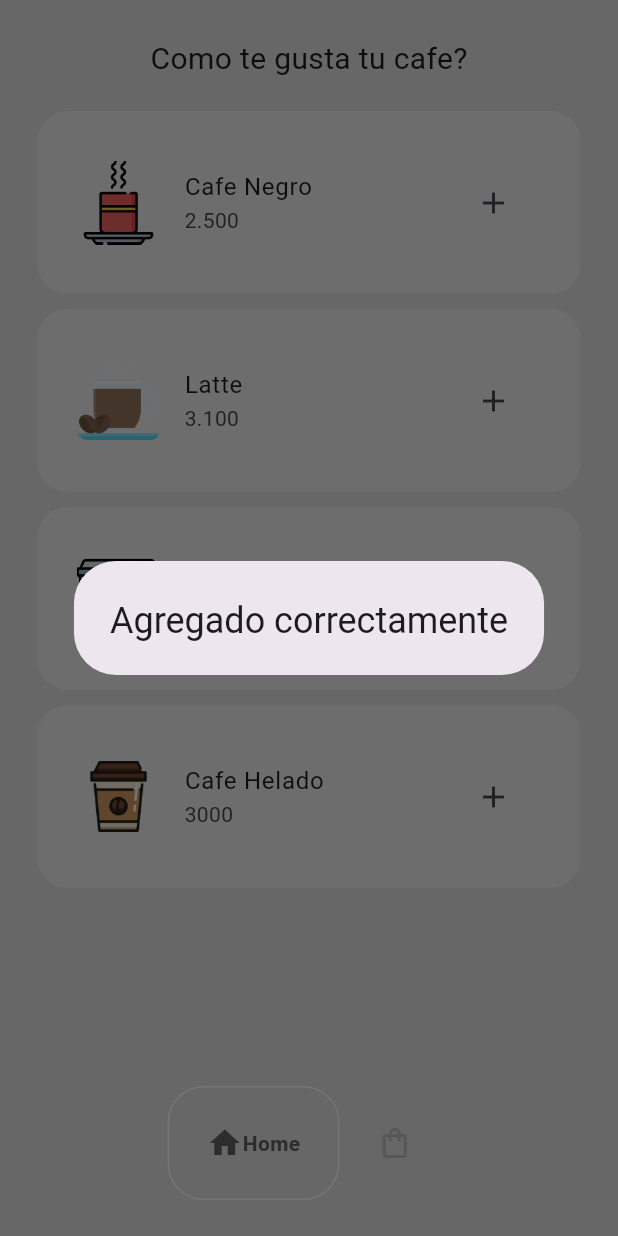
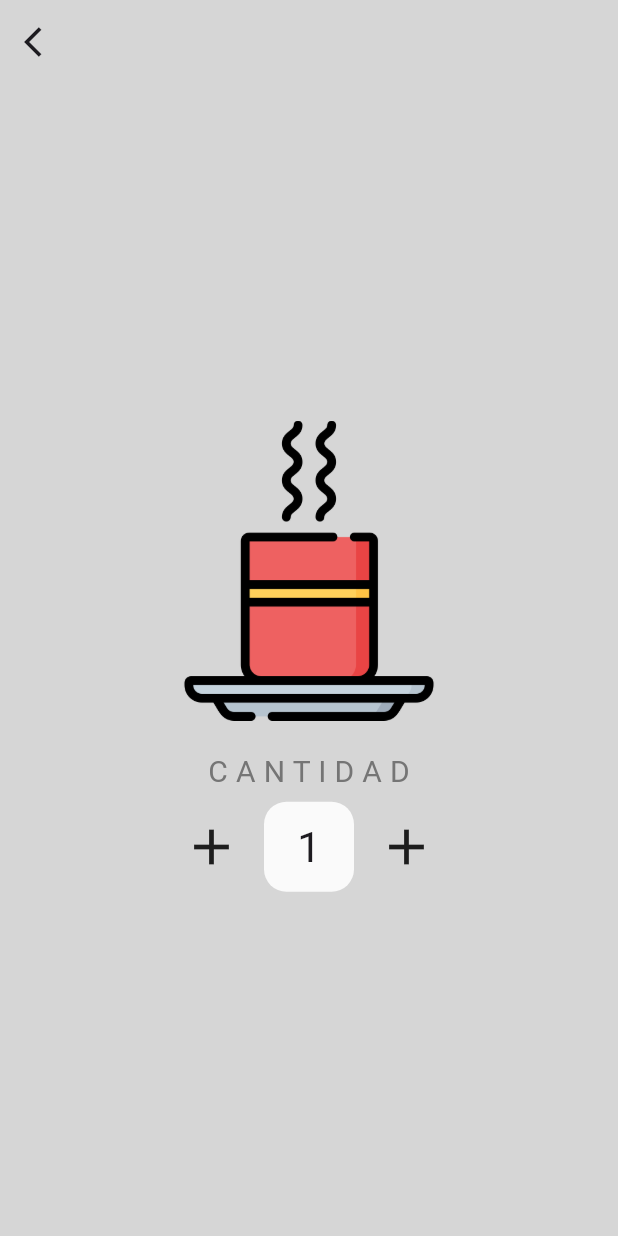
Before and after one commit to CristobalSalinas/Coffee_shop_app, a Flutter app: the ShopPage screen opened by its route, after a tap on the "add" icon, on a phone screen of 412 x 824 dp. Run offline on Flutter 3.47's test engine with Material 3 defaults, Android fonts, the phone set to English and light mode, and no system bars; drawn by our look-alikes of google_nav_bar.

Commit message:
:construction: Agregando el selector de cantidades

```diff
--- /dev/null
+++ b/lib/components/quantity_button.dart
@@ -0,0 +1,17 @@
+import 'package:flutter/material.dart';
+
+class QuantityButton extends StatelessWidget {
+  final Widget icon;
+  const QuantityButton({super.key, required this.icon});
+
+  @override
+  Widget build(BuildContext context) {
+    return SizedBox(
+      height: 70,
+      width: 70,
+      child: Center(
+        child: icon,
+      ),
+    );
+  }
+}
--- /dev/null
+++ b/lib/components/quantity_selector.dart
@@ -0,0 +1,51 @@
+import 'package:coffee_shop_app/components/quantity_button.dart';
+import 'package:flutter/material.dart';
+
+class QuantitySelector extends StatelessWidget {
+  final int total;
+  final void Function()? addQuantity;
+  final void Function()? substractQuantity;
+  const QuantitySelector(this.total,
+      {super.key, required this.addQuantity, this.substractQuantity});
+
+  @override
+  Widget build(BuildContext context) {
+    return Row(
+      mainAxisAlignment: MainAxisAlignment.center,
+      children: [
+        GestureDetector(
+          onTap: substractQuantity,
+          child: const QuantityButton(
+            icon: Icon(
+              Icons.add,
+              size: 40,
+            ),
+          ),
+        ),
+        Container(
+          decoration: BoxDecoration(
+            color: Colors.grey[50],
+            borderRadius: BorderRadius.circular(15),
+          ),
+          height: 60,
+          width: 60,
+          child: Center(
+            child: Text(
+              total.toString(),
+              style: TextStyle(fontSize: 28),
+            ),
+          ),
+        ),
+        GestureDetector(
+          onTap: addQuantity,
+          child: const QuantityButton(
+            icon: Icon(
+              Icons.add,
+              size: 40,
+            ),
+          ),
+        ),
+      ],
+    );
+  }
+}
--- /dev/null
+++ b/lib/pages/add_page.dart
@@ -0,0 +1,79 @@
+import 'package:coffee_shop_app/components/quantity_selector.dart';
+import 'package:coffee_shop_app/models/coffee.dart';
+import 'package:flutter/material.dart';
+
+class AddPage extends StatefulWidget {
+  final Coffee coffee;
+  const AddPage(this.coffee, {super.key});
+
+  @override
+  State<AddPage> createState() => _AddPageState();
+}
+
+class _AddPageState extends State<AddPage> {
+  int quantity = 1;
+
+  void goBackToCart(BuildContext context) {
+    Navigator.pop(context);
+  }
+
+  void addQuantity() {
+    setState(() {
+      quantity++;
+    });
+  }
+
+  void substractQuantity() {
+    setState(() {
+      if (quantity <= 1) {
+        quantity = 1;
+      } else {
+        quantity--;
+      }
+    });
+  }
+
+  @override
+  Widget build(BuildContext context) {
+    return Scaffold(
+      backgroundColor: Colors.grey[350],
+      appBar: AppBar(
+        leading: GestureDetector(
+          child: Icon(Icons.arrow_back_ios),
+          onTap: () => goBackToCart(context),
+        ),
+        backgroundColor: Colors.transparent,
+        elevation: 0.0,
+      ),
+      body: SafeArea(
+        child: Center(
+          child: Column(
+            mainAxisAlignment: MainAxisAlignment.center,
+            children: [
+              Image.asset(
+                widget.coffee.imagePath,
+                height: 200,
+                width: 200,
+              ),
+              const SizedBox(
+                height: 20,
+              ),
+              Text(
+                "C A N T I D A D",
+                style: TextStyle(
+                  fontSize: 20,
+                  color: Colors.grey[600],
+                ),
+              ),
+              QuantitySelector(
+                quantity,
+                addQuantity: addQuantity,
+                substractQuantity: substractQuantity,
+              ),
+            ],
+          ),
+        ),
+      ),
+    );
+  }
+}
--- a/lib/sections/shop_section.dart
+++ b/lib/sections/shop_section.dart
@@ -1,6 +1,7 @@
 import 'package:coffee_shop_app/components/coffee_tile.dart';
 import 'package:coffee_shop_app/models/coffee.dart';
 import 'package:coffee_shop_app/models/coffee_shop.dart';
+import 'package:coffee_shop_app/pages/add_page.dart';
 import 'package:flutter/material.dart';
 import 'package:provider/provider.dart';
 
@@ -19,6 +20,14 @@ class _ShopSectionState extends State<ShopSection> {
       context: context,
       builder: (context) => const AlertDialog(
         title: Text("Agregado correctamente"),
+      ),
+    );
+  }
+
+  void goToCoffeeSelectionDetails(BuildContext context, Coffee coffee) {
+    Navigator.of(context).push(
+      MaterialPageRoute(
+        builder: (context) => AddPage(coffee),
       ),
     );
   }
@@ -44,7 +53,10 @@ class _ShopSectionState extends State<ShopSection> {
                     Coffee eachCoffee = value.coffeShop[index];
                     return CoffeeTile(
                       coffee: eachCoffee,
-                      onPressed: () => addToCart(eachCoffee),
+                      onPressed: () => goToCoffeeSelectionDetails(
+                        context,
+                        eachCoffee,
+                      ), //addToCart(eachCoffee),
                       icon: const Icon(Icons.add),
                     );
                   },
```
Also changed, not shown: lib/pages/cart_page.dart (deleted, +0 -77 lines), lib/pages/selection_page.dart (deleted, +0 -60 lines).
